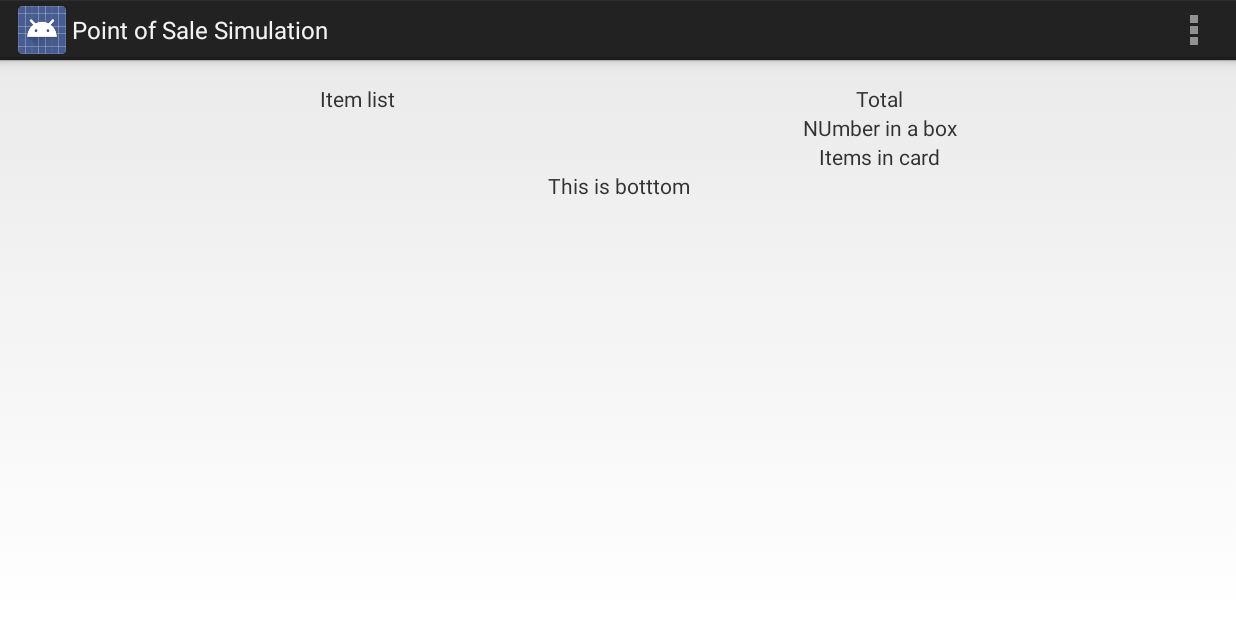
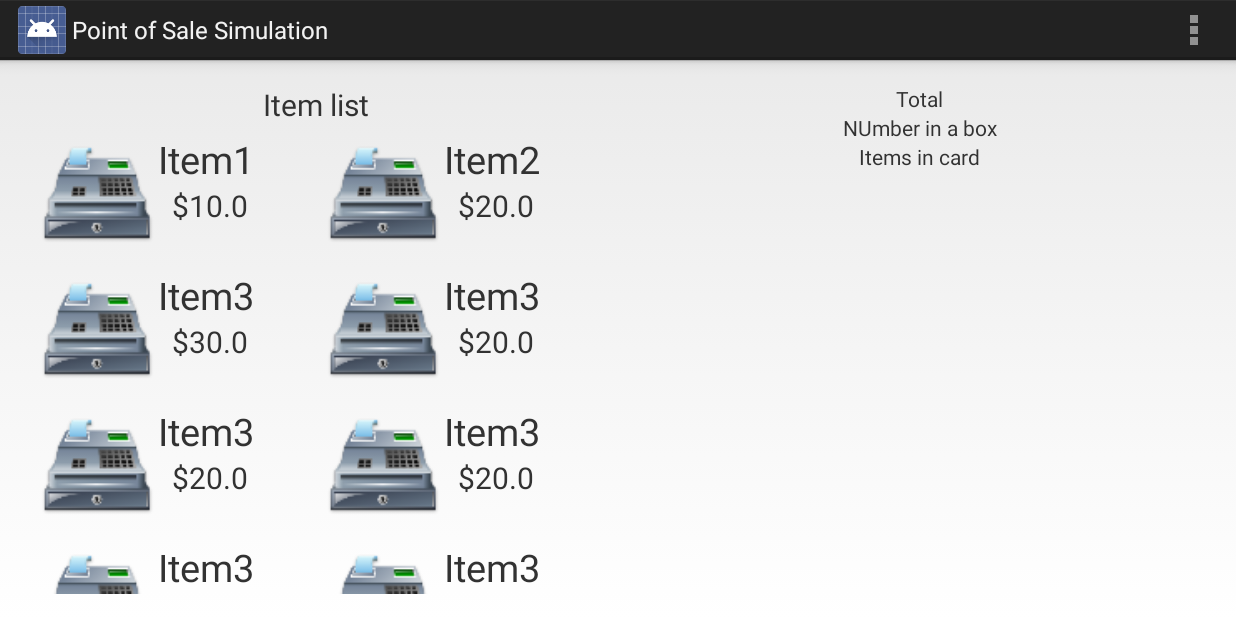
Before and after one commit to dev4Fun/Point-Of-Sale-Simulation, an Android app: the screen it shows after launch (MainActivity), on a phone screen of 824 x 412 dp (held sideways). Run offline under Robolectric (Android 15) with nearby library versions, the phone set to English and light mode, and no system bars.

Commit message:
Changed main activity layout Added adapter for grid view added some dummy data for testing

```diff
--- /dev/null
+++ b/app/src/main/java/lab5/avdyushkin/tru/pointofsalesimulation/ListGridAdapter.java
@@ -0,0 +1,67 @@
+package lab5.avdyushkin.tru.pointofsalesimulation;
+
+import android.content.Context;
+import android.view.LayoutInflater;
+import android.view.View;
+import android.view.ViewGroup;
+import android.widget.ArrayAdapter;
+import android.widget.ImageView;
+import android.widget.TextView;
+
+import java.util.ArrayList;
+
+public class ListGridAdapter extends ArrayAdapter {
+    Context context;
+    ArrayList<String> itemNameList;
+    ArrayList<Integer> iconIdsList;
+    ArrayList<Double> itemPriceList;
+
+    public ListGridAdapter(Context context, ArrayList<String> itemNameList,
+                           ArrayList<Double> itemPriceList, ArrayList<Integer> iconIdsList) {
+        super(context, R.layout.item_list_row);
+        this.context = context;
+        this.iconIdsList = iconIdsList;
+        this.itemNameList = itemNameList;
+        this.itemPriceList = itemPriceList;
+    }
+
+    @Override
+    public int getCount() {
+        return itemNameList.size();
+    }
+
+    @Override
+    public long getItemId(int position) {
+        return super.getItemId(position);
+    }
+
+    @Override
+    public Object getItem(int position) {
+        return super.getItem(position);
+    }
+
+    @Override
+    public View getView(int position, View convertView, ViewGroup parent) {
+        LayoutInflater inflater = (LayoutInflater) context
+                .getSystemService(Context.LAYOUT_INFLATER_SERVICE);
+
+        View gridCellView;
+        if (convertView == null) {
+            gridCellView = inflater.inflate(R.layout.item_list_row, parent, false);
+            TextView itemLabel = (TextView) gridCellView.findViewById(R.id.itemLabel);
+            TextView priceLabel = (TextView) gridCellView.findViewById(R.id.priceLabel);
+            ImageView itemIcon = (ImageView) gridCellView.findViewById(R.id.itemIcon);
+
+            itemIcon.setImageResource(iconIdsList.get(position));
+            itemLabel.setText(itemNameList.get(position));
+            priceLabel.setText("$" + itemPriceList.get(position).toString());
+        } else {
+            gridCellView = convertView;
+        }
+
+        return gridCellView;
+    }
+
+
+
+}
--- a/app/src/main/java/lab5/avdyushkin/tru/pointofsalesimulation/MainActivity.java
+++ b/app/src/main/java/lab5/avdyushkin/tru/pointofsalesimulation/MainActivity.java
@@ -2,16 +2,69 @@ package lab5.avdyushkin.tru.pointofsalesimulation;
 
 import android.app.Activity;
 import android.os.Bundle;
+import android.util.Log;
 import android.view.Menu;
 import android.view.MenuItem;
+import android.view.View;
+import android.widget.AdapterView;
+import android.widget.GridView;
+
+import java.util.ArrayList;
+import java.util.Arrays;
 
 
 public class MainActivity extends Activity {
+    GridView itemListGrid;
+    ListGridAdapter itemGridAdapter;
+
+    String itemListArray[] = {
+            "Item1", "Item2", "Item3",
+            "Item3", "Item3", "Item3",
+            "Item3", "Item3", "Item3"
+    };
+    double priceListArray[] = {
+            10, 20, 30,
+            20, 20, 20,
+            10, 10, 10
+    };
+    int imageIdsArray[] = {
+            R.drawable.ic_launcher, R.drawable.ic_launcher, R.drawable.ic_launcher,
+            R.drawable.ic_launcher, R.drawable.ic_launcher, R.drawable.ic_launcher,
+            R.drawable.ic_launcher, R.drawable.ic_launcher, R.drawable.ic_launcher
+    };
+
+    ArrayList<String> itemNameList = new ArrayList<String>();
+    ArrayList<Double> itemPriceList = new ArrayList<Double>();
+    ArrayList<Integer> iconIdsList = new ArrayList<Integer>();
+
+
 
     @Override
     protected void onCreate(Bundle savedInstanceState) {
         super.onCreate(savedInstanceState);
         setContentView(R.layout.activity_main);
+
+        itemNameList.addAll(Arrays.asList(itemListArray));
+        for(double item: priceListArray)
+            itemPriceList.add(item);
+        for(int item: imageIdsArray)
+                iconIdsList.add(item);
+
+        Log.i("MSG", itemNameList.toString());
+        Log.i("MSG", itemPriceList.toString());
+        Log.i("MSG", iconIdsList.toString());
+        // view initialization
+        itemListGrid = (GridView)findViewById(R.id.itemListGrid);
+        itemGridAdapter = new ListGridAdapter(this, itemNameList, itemPriceList, iconIdsList);
+        itemListGrid.setAdapter(itemGridAdapter);
+        itemListGrid.setOnItemClickListener(new AdapterView.OnItemClickListener() {
+            @Override
+            public void onItemClick(AdapterView<?> adapterView, View view, int i, long l) {
+                // add item to the right list
+                // update total
+                // show toast
+            }
+        });
     }
 
 
--- a/app/src/main/res/layout/activity_main.xml
+++ b/app/src/main/res/layout/activity_main.xml
@@ -3,8 +3,8 @@
     android:orientation="vertical"
     android:layout_width="match_parent"
     android:layout_height="match_parent"
-    android:paddingLeft="@dimen/activity_horizontal_margin"
-    android:paddingRight="@dimen/activity_horizontal_margin"
+    android:paddingLeft="10dp"
+    android:paddingRight="10dp"
     android:paddingTop="@dimen/activity_vertical_margin"
     android:paddingBottom="@dimen/activity_vertical_margin"
     tools:context=".MainActivity">
@@ -16,20 +16,25 @@
         android:orientation="vertical"
         android:layout_width="0dp"
         android:layout_height="fill_parent"
-        android:layout_weight="0.5">
+        android:layout_weight="0.5"
+        android:paddingRight="10dp"
+        android:paddingLeft="10dp">
 
         <TextView
             android:layout_width="fill_parent"
             android:text="Item list"
+            android:textSize="20sp"
             android:gravity="center"
             android:layout_height="wrap_content"/>
 
-        <ListView
+        <GridView
+            android:id="@+id/itemListGrid"
+            android:numColumns="2"
             android:layout_width="fill_parent"
-            android:layout_height="fill_parent"
+            android:layout_height="380dp"
             android:scrollbars="vertical"
             android:clickable="true">
-        </ListView>
+        </GridView>
 
     </LinearLayout>
 
@@ -58,8 +63,11 @@
             android:layout_height="wrap_content"/>
 
         <ListView
+            android:id="@+id/itemCardView"
             android:layout_width="fill_parent"
-            android:layout_height="fill_parent">
+            android:layout_height="350dp"
+            android:scrollbars="vertical"
+            android:clickable="true">
         </ListView>
 
     </LinearLayout>
@@ -68,7 +76,7 @@
 
     <TableRow
         android:layout_width="fill_parent"
-        android:layout_height="wrap_content"
+        android:layout_height="fill_parent"
         android:layout_gravity="bottom">
 
             <TextView
--- /dev/null
+++ b/app/src/main/res/layout/item_list_row.xml
@@ -0,0 +1,38 @@
+<?xml version="1.0" encoding="utf-8"?>
+<RelativeLayout xmlns:android="http://schemas.android.com/apk/res/android"
+    android:layout_width="wrap_content"
+    android:layout_height="wrap_content"
+    android:padding="5dp"
+    >
+
+        <ImageView
+            android:id="@+id/itemIcon"
+            android:layout_width="80dp"
+            android:layout_height="80dp"
+            android:src="@drawable/ic_launcher">
+        </ImageView>
+
+    <TextView
+        android:id="@+id/itemLabel"
+        android:text="Name"
+        android:gravity="center"
+        android:layout_width="wrap_content"
+        android:layout_height="wrap_content"
+        android:textSize="25sp"
+        android:layout_alignParentTop="true"
+        android:layout_toRightOf="@+id/itemIcon">
+    </TextView>
+
+    <TextView
+        android:id="@+id/priceLabel"
+        android:text="price"
+        android:layout_width="wrap_content"
+        android:layout_height="wrap_content"
+        android:textSize="20sp"
+        android:layout_toEndOf="@+id/itemIcon"
+        android:layout_marginLeft="9dp"
+        android:layout_below="@+id/itemLabel"
+        android:layout_toRightOf="@+id/itemIcon">
+    </TextView>
+
+</RelativeLayout>
```
